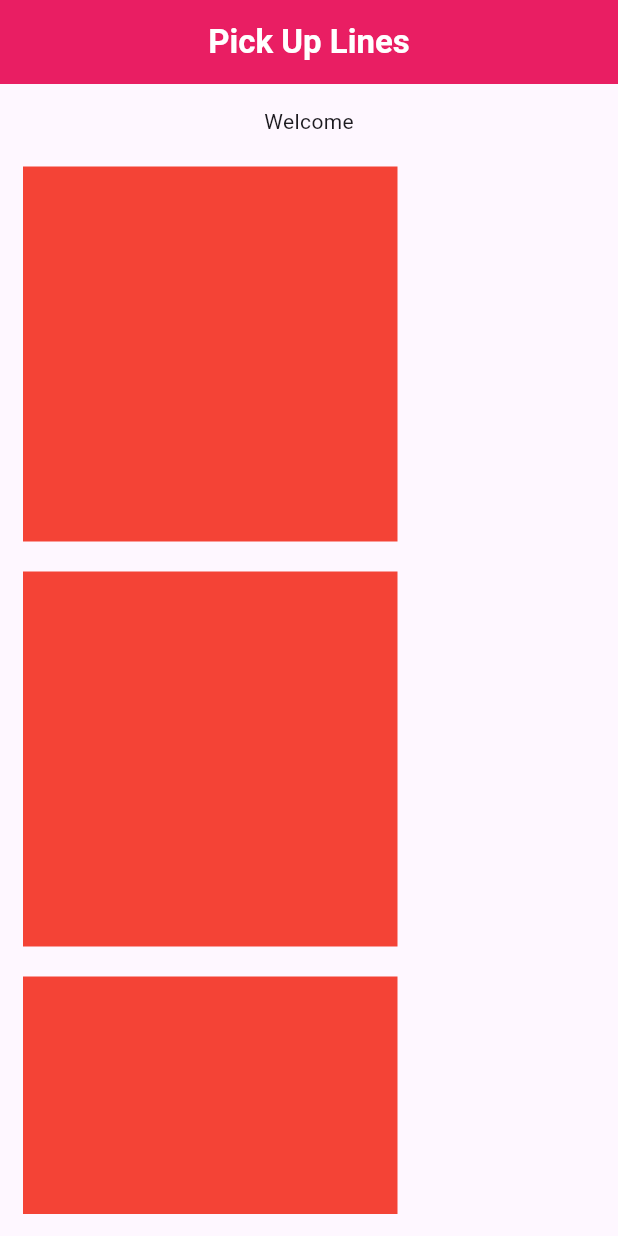
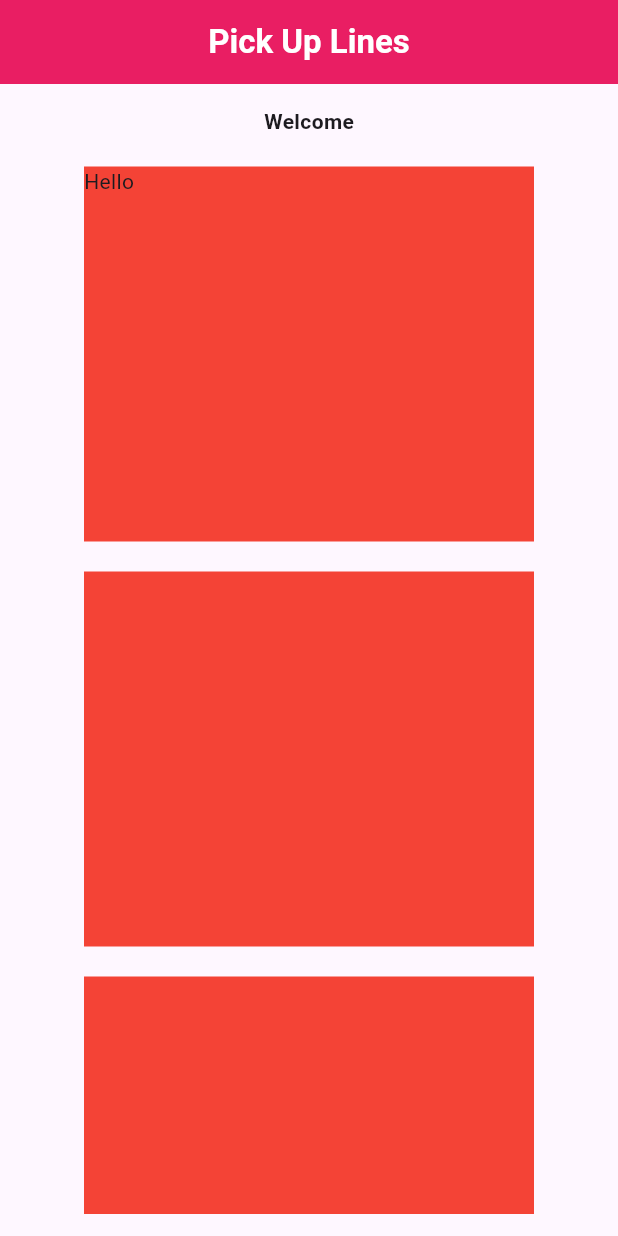
Before and after one commit to admin123KK/goodproject, a Flutter app: the screen it shows after launch, on a phone screen of 412 x 824 dp. Run offline on Flutter 3.47's test engine with Material 3 defaults, Android fonts, the phone set to English and light mode, and no system bars.

Commit message:
decoration mistake

```diff
--- a/lib/login_page.dart
+++ b/lib/login_page.dart
@@ -20,7 +20,7 @@ class _LoginPageState extends State<LoginPage> {
           centerTitle: true,
         ),
         body: Padding(
-          padding: EdgeInsets.all(15),
+          padding: const EdgeInsets.all(15),
           child: SingleChildScrollView(
             child: Column(
               children: [
@@ -28,6 +28,9 @@ class _LoginPageState extends State<LoginPage> {
                   children: [
                     Text(
                       'Welcome',
+                      style: TextStyle(
+                        fontWeight: FontWeight.bold,
+                      ),
                     ),
                   ],
                 ),
@@ -35,10 +38,26 @@ class _LoginPageState extends State<LoginPage> {
                   height: 20,
                 ),
                 Row(
+                  mainAxisAlignment: MainAxisAlignment.center,
                   children: [
                     Container(
                       height: 250,
-                      width: 250,
+                      width:  300,
+                      color: Colors.red,
+                      child: const Text('Hello'),
+
+                    ),
+                  ],
+                ),
+                const SizedBox(
+                  height: 20,
+                ),
+                Row(
+                  mainAxisAlignment: MainAxisAlignment.center,
+                  children: [
+                    Container(
+                      height: 250,
+                      width: 300,
                       color: Colors.red,
                     )
                   ],
@@ -47,34 +66,24 @@ class _LoginPageState extends State<LoginPage> {
                   height: 20,
                 ),
                 Row(
+                  mainAxisAlignment: MainAxisAlignment.center,
                   children: [
                     Container(
                       height: 250,
-                      width: 250,
+                      width: 300,
                       color: Colors.red,
                     )
                   ],
                 ),
-                const SizedBox(
+              const   SizedBox(
                   height: 20,
                 ),
                 Row(
+                  mainAxisAlignment: MainAxisAlignment.center,
                   children: [
                     Container(
                       height: 250,
-                      width: 250,
-                      color: Colors.red,
-                    )
-                  ],
-                ),
-                SizedBox(
-                  height: 20,
-                ),
-                Row(
-                  children: [
-                    Container(
-                      height: 250,
-                      width: 250,
+                      width: 300,
                       color: Colors.red,
                     )
                   ],
```
